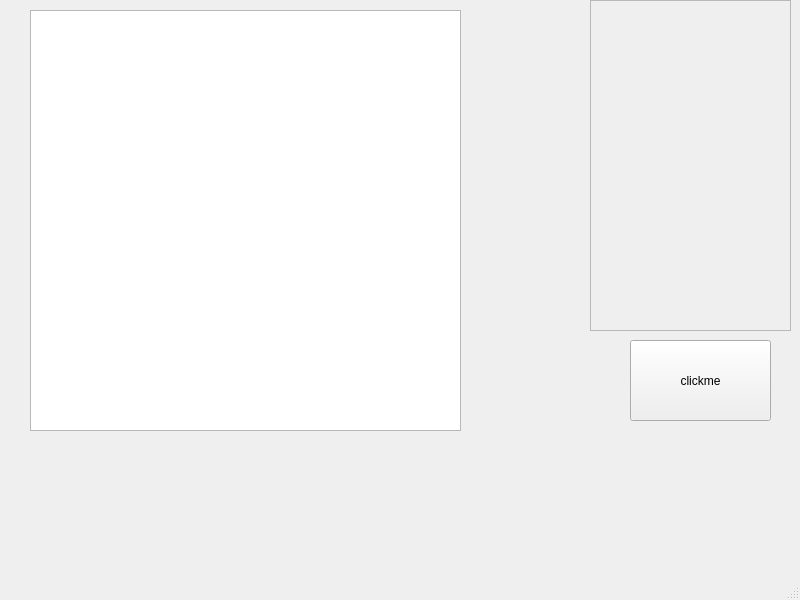
First picture: the form in a3_William_Lee_101181435/ui/mainwindow.ui, repository willKip/Elevator-Simulation, before the edit.
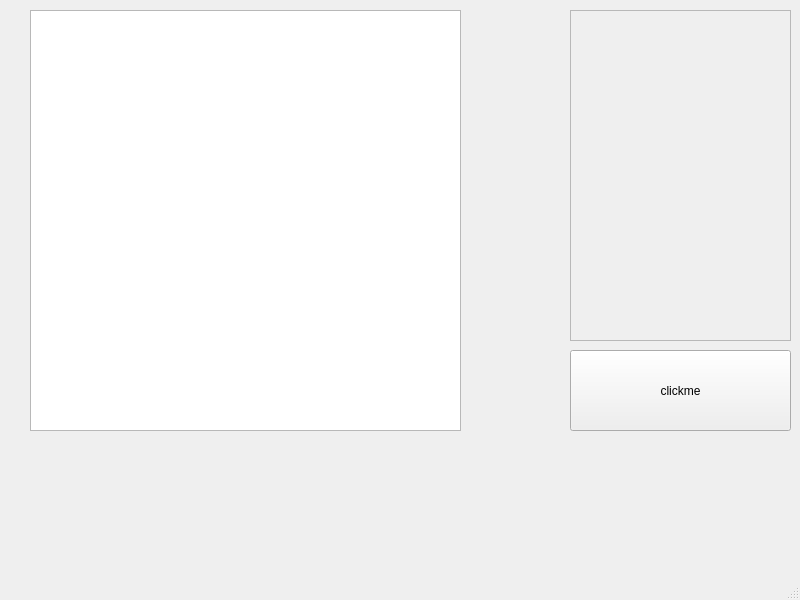
Second picture: the form after the edit.

```diff
--- a/a3_William_Lee_101181435/ui/mainwindow.ui
+++ b/a3_William_Lee_101181435/ui/mainwindow.ui
@@ -17,9 +17,9 @@
    <widget class="QPushButton" name="testButton">
     <property name="geometry">
      <rect>
-      <x>630</x>
-      <y>340</y>
-      <width>141</width>
+      <x>570</x>
+      <y>350</y>
+      <width>221</width>
       <height>81</height>
      </rect>
     </property>
@@ -30,9 +30,9 @@
    <widget class="QScrollArea" name="outputScroll">
     <property name="geometry">
      <rect>
-      <x>590</x>
-      <y>0</y>
-      <width>201</width>
+      <x>570</x>
+      <y>10</y>
+      <width>221</width>
       <height>331</height>
      </rect>
     </property>
@@ -44,7 +44,7 @@
       <rect>
        <x>0</x>
        <y>0</y>
-       <width>199</width>
+       <width>219</width>
        <height>329</height>
       </rect>
      </property>
```
